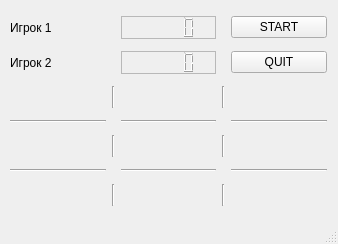
Qt form Qt_cross_zero/MainForm.ui (jokerjam-s/PY_Work_009) before a commit.
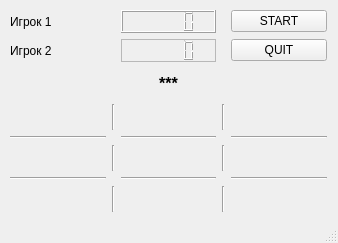
The same form after that commit.

```diff
--- a/Qt_cross_zero/MainForm.ui
+++ b/Qt_cross_zero/MainForm.ui
@@ -10,9 +10,14 @@
                 <x>0</x>
                 <y>0</y>
                 <width>338</width>
-                <height>244</height>
-            </rect>
-        </property>
+    <height>243</height>
+   </rect>
+  </property>
+  <property name="font">
+   <font>
+    <pointsize>9</pointsize>
+   </font>
+  </property>
         <property name="windowTitle">
             <string>MainWindow</string>
         </property>
@@ -27,66 +32,7 @@
                     </rect>
                 </property>
                 <layout class="QGridLayout" name="gridLayout">
-                    <item row="3" column="2">
-                        <widget class="Line" name="line_8">
-                            <property name="orientation">
-                                <enum>Qt::Horizontal</enum>
-                            </property>
-                        </widget>
-                    </item>
-                    <item row="0" column="4">
-                        <widget class="QPushButton" name="btnStart">
-                            <property name="minimumSize">
-                                <size>
-                                    <width>95</width>
-                                    <height>0</height>
-                                </size>
-                            </property>
-                            <property name="baseSize">
-                                <size>
-                                    <width>95</width>
-                                    <height>0</height>
-                                </size>
-                            </property>
-                            <property name="text">
-                                <string>START</string>
-                            </property>
-                        </widget>
-                    </item>
-                    <item row="0" column="0">
-                        <widget class="QLabel" name="label">
-                            <property name="minimumSize">
-                                <size>
-                                    <width>95</width>
-                                    <height>0</height>
-                                </size>
-                            </property>
-                            <property name="baseSize">
-                                <size>
-                                    <width>95</width>
-                                    <height>0</height>
-                                </size>
-                            </property>
-                            <property name="text">
-                                <string>Игрок 1</string>
-                            </property>
-                        </widget>
-                    </item>
-                    <item row="6" column="3">
-                        <widget class="Line" name="line_6">
-                            <property name="orientation">
-                                <enum>Qt::Vertical</enum>
-                            </property>
-                        </widget>
-                    </item>
-                    <item row="3" column="4">
-                        <widget class="Line" name="line_9">
-                            <property name="orientation">
-                                <enum>Qt::Horizontal</enum>
-                            </property>
-                        </widget>
-                    </item>
-                    <item row="2" column="0">
+     <item row="3" column="0">
                         <widget class="QPushButton" name="b00">
                             <property name="baseSize">
                                 <size>
@@ -94,6 +40,13 @@
                                     <height>300</height>
                                 </size>
                             </property>
+       <property name="font">
+        <font>
+         <pointsize>11</pointsize>
+         <weight>75</weight>
+         <bold>true</bold>
+        </font>
+       </property>
                             <property name="text">
                                 <string/>
                             </property>
@@ -105,6 +58,40 @@
                             </property>
                         </widget>
                     </item>
+     <item row="3" column="4">
+      <widget class="QPushButton" name="b02">
+       <property name="font">
+        <font>
+         <pointsize>11</pointsize>
+         <weight>75</weight>
+         <bold>true</bold>
+        </font>
+       </property>
+       <property name="text">
+        <string/>
+       </property>
+       <property name="flat">
+        <bool>true</bool>
+       </property>
+      </widget>
+     </item>
+     <item row="7" column="2">
+      <widget class="QPushButton" name="b21">
+       <property name="font">
+        <font>
+         <pointsize>11</pointsize>
+         <weight>75</weight>
+         <bold>true</bold>
+        </font>
+       </property>
+       <property name="text">
+        <string/>
+       </property>
+       <property name="flat">
+        <bool>true</bool>
+       </property>
+      </widget>
+     </item>
                     <item row="1" column="0">
                         <widget class="QLabel" name="label_2">
                             <property name="minimumSize">
@@ -124,18 +111,65 @@
                             </property>
                         </widget>
                     </item>
+     <item row="0" column="4">
+      <widget class="QPushButton" name="btnStart">
+       <property name="minimumSize">
+        <size>
+         <width>95</width>
+         <height>0</height>
+        </size>
+       </property>
+       <property name="baseSize">
+        <size>
+         <width>95</width>
+         <height>0</height>
+        </size>
+       </property>
+       <property name="text">
+        <string>START</string>
+       </property>
+      </widget>
+     </item>
                     <item row="4" column="4">
+      <widget class="Line" name="line_9">
+       <property name="orientation">
+        <enum>Qt::Horizontal</enum>
+       </property>
+      </widget>
+     </item>
+     <item row="3" column="2">
+      <widget class="QPushButton" name="b01">
+       <property name="font">
+        <font>
+         <pointsize>11</pointsize>
+         <weight>75</weight>
+         <bold>true</bold>
+        </font>
+       </property>
+       <property name="text">
+        <string/>
+       </property>
+       <property name="flat">
+        <bool>true</bool>
+       </property>
+      </widget>
+     </item>
+     <item row="5" column="3">
+      <widget class="Line" name="line_5">
+       <property name="orientation">
+        <enum>Qt::Vertical</enum>
+       </property>
+      </widget>
+     </item>
+     <item row="5" column="4">
                         <widget class="QPushButton" name="b12">
-                            <property name="text">
-                                <string/>
-                            </property>
-                            <property name="flat">
-                                <bool>true</bool>
-                            </property>
-                        </widget>
-                    </item>
-                    <item row="4" column="2">
-                        <widget class="QPushButton" name="b11">
+       <property name="font">
+        <font>
+         <pointsize>11</pointsize>
+         <weight>75</weight>
+         <bold>true</bold>
+        </font>
+       </property>
                             <property name="text">
                                 <string/>
                             </property>
@@ -144,40 +178,29 @@
                             </property>
                         </widget>
                     </item>
-                    <item row="6" column="4">
-                        <widget class="QPushButton" name="b22">
-                            <property name="text">
-                                <string/>
-                            </property>
-                            <property name="flat">
-                                <bool>true</bool>
-                            </property>
-                        </widget>
-                    </item>
-                    <item row="4" column="0">
-                        <widget class="QPushButton" name="b10">
-                            <property name="text">
-                                <string/>
-                            </property>
-                            <property name="flat">
-                                <bool>true</bool>
-                            </property>
-                        </widget>
-                    </item>
-                    <item row="2" column="3">
-                        <widget class="Line" name="line_4">
-                            <property name="orientation">
-                                <enum>Qt::Vertical</enum>
-                            </property>
-                        </widget>
-                    </item>
-                    <item row="6" column="0">
-                        <widget class="QPushButton" name="b20">
-                            <property name="text">
-                                <string/>
-                            </property>
-                            <property name="flat">
-                                <bool>true</bool>
+     <item row="1" column="2">
+      <widget class="QLCDNumber" name="cntGamer2">
+       <property name="minimumSize">
+        <size>
+         <width>95</width>
+         <height>0</height>
+        </size>
+       </property>
+       <property name="baseSize">
+        <size>
+         <width>95</width>
+         <height>0</height>
+        </size>
+       </property>
+       <property name="font">
+        <font>
+         <pointsize>9</pointsize>
+         <weight>75</weight>
+         <bold>true</bold>
+        </font>
+       </property>
+       <property name="frameShape">
+        <enum>QFrame::StyledPanel</enum>
                             </property>
                         </widget>
                     </item>
@@ -200,25 +223,70 @@
                             </property>
                         </widget>
                     </item>
-                    <item row="2" column="1">
-                        <widget class="Line" name="line">
+     <item row="7" column="4">
+      <widget class="QPushButton" name="b22">
+       <property name="font">
+        <font>
+         <pointsize>11</pointsize>
+         <weight>75</weight>
+         <bold>true</bold>
+        </font>
+       </property>
+       <property name="text">
+        <string/>
+       </property>
+       <property name="flat">
+        <bool>true</bool>
+       </property>
+      </widget>
+     </item>
+     <item row="7" column="0">
+      <widget class="QPushButton" name="b20">
+       <property name="font">
+        <font>
+         <pointsize>11</pointsize>
+         <weight>75</weight>
+         <bold>true</bold>
+        </font>
+       </property>
+       <property name="text">
+        <string/>
+       </property>
+       <property name="flat">
+        <bool>true</bool>
+       </property>
+      </widget>
+     </item>
+     <item row="4" column="2">
+      <widget class="Line" name="line_8">
+       <property name="orientation">
+        <enum>Qt::Horizontal</enum>
+       </property>
+      </widget>
+     </item>
+     <item row="3" column="3">
+      <widget class="Line" name="line_4">
                             <property name="orientation">
                                 <enum>Qt::Vertical</enum>
                             </property>
                         </widget>
                     </item>
                     <item row="6" column="2">
-                        <widget class="QPushButton" name="b21">
-                            <property name="text">
-                                <string/>
-                            </property>
-                            <property name="flat">
-                                <bool>true</bool>
+      <widget class="Line" name="line_11">
+       <property name="orientation">
+        <enum>Qt::Horizontal</enum>
+       </property>
+      </widget>
+     </item>
+     <item row="6" column="4">
+      <widget class="Line" name="line_12">
+       <property name="orientation">
+        <enum>Qt::Horizontal</enum>
                             </property>
                         </widget>
                     </item>
-                    <item row="0" column="2">
-                        <widget class="QLCDNumber" name="cntGamer1">
+     <item row="0" column="0">
+      <widget class="QLabel" name="label">
                             <property name="minimumSize">
                                 <size>
                                     <width>95</width>
@@ -231,99 +299,134 @@
                                     <height>0</height>
                                 </size>
                             </property>
-                            <property name="frameShape">
-                                <enum>QFrame::StyledPanel</enum>
+       <property name="text">
+        <string>Игрок 1</string>
                             </property>
                         </widget>
                     </item>
-                    <item row="6" column="1">
+     <item row="5" column="1">
+      <widget class="Line" name="line_2">
+       <property name="orientation">
+        <enum>Qt::Vertical</enum>
+       </property>
+      </widget>
+     </item>
+     <item row="7" column="1">
                         <widget class="Line" name="line_3">
                             <property name="orientation">
                                 <enum>Qt::Vertical</enum>
                             </property>
                         </widget>
                     </item>
-                    <item row="1" column="2">
-                        <widget class="QLCDNumber" name="cntGamer2">
-                            <property name="minimumSize">
-                                <size>
-                                    <width>95</width>
-                                    <height>0</height>
-                                </size>
-                            </property>
-                            <property name="baseSize">
-                                <size>
-                                    <width>95</width>
-                                    <height>0</height>
-                                </size>
-                            </property>
-                            <property name="frameShape">
-                                <enum>QFrame::StyledPanel</enum>
-                            </property>
-                        </widget>
-                    </item>
-                    <item row="3" column="0">
+     <item row="4" column="0">
                         <widget class="Line" name="line_7">
                             <property name="orientation">
                                 <enum>Qt::Horizontal</enum>
                             </property>
                         </widget>
                     </item>
-                    <item row="4" column="1">
-                        <widget class="Line" name="line_2">
-                            <property name="orientation">
-                                <enum>Qt::Vertical</enum>
-                            </property>
-                        </widget>
-                    </item>
-                    <item row="4" column="3">
-                        <widget class="Line" name="line_5">
-                            <property name="orientation">
-                                <enum>Qt::Vertical</enum>
-                            </property>
-                        </widget>
-                    </item>
-                    <item row="2" column="4">
-                        <widget class="QPushButton" name="b02">
-                            <property name="text">
-                                <string/>
-                            </property>
-                            <property name="flat">
-                                <bool>true</bool>
-                            </property>
-                        </widget>
-                    </item>
-                    <item row="2" column="2">
-                        <widget class="QPushButton" name="b01">
-                            <property name="text">
-                                <string/>
-                            </property>
-                            <property name="flat">
-                                <bool>true</bool>
+     <item row="0" column="2">
+      <widget class="QLCDNumber" name="cntGamer1">
+       <property name="minimumSize">
+        <size>
+         <width>95</width>
+         <height>0</height>
+        </size>
+       </property>
+       <property name="baseSize">
+        <size>
+         <width>95</width>
+         <height>0</height>
+        </size>
+       </property>
+       <property name="font">
+        <font>
+         <pointsize>9</pointsize>
+         <weight>75</weight>
+         <bold>true</bold>
+        </font>
+       </property>
+       <property name="frameShape">
+        <enum>QFrame::Box</enum>
                             </property>
                         </widget>
                     </item>
                     <item row="5" column="0">
-                        <widget class="Line" name="line_10">
-                            <property name="orientation">
-                                <enum>Qt::Horizontal</enum>
+      <widget class="QPushButton" name="b10">
+       <property name="font">
+        <font>
+         <pointsize>11</pointsize>
+         <weight>75</weight>
+         <bold>true</bold>
+        </font>
+       </property>
+       <property name="text">
+        <string/>
+       </property>
+       <property name="flat">
+        <bool>true</bool>
                             </property>
                         </widget>
                     </item>
                     <item row="5" column="2">
-                        <widget class="Line" name="line_11">
+      <widget class="QPushButton" name="b11">
+       <property name="font">
+        <font>
+         <pointsize>11</pointsize>
+         <weight>75</weight>
+         <bold>true</bold>
+        </font>
+       </property>
+       <property name="text">
+        <string/>
+       </property>
+       <property name="flat">
+        <bool>true</bool>
+       </property>
+      </widget>
+     </item>
+     <item row="7" column="3">
+      <widget class="Line" name="line_6">
                             <property name="orientation">
-                                <enum>Qt::Horizontal</enum>
+        <enum>Qt::Vertical</enum>
                             </property>
                         </widget>
                     </item>
-                    <item row="5" column="4">
-                        <widget class="Line" name="line_12">
+     <item row="3" column="1">
+      <widget class="Line" name="line">
                             <property name="orientation">
+        <enum>Qt::Vertical</enum>
+       </property>
+      </widget>
+     </item>
+     <item row="6" column="0">
+      <widget class="Line" name="line_10">
+       <property name="orientation">
                                 <enum>Qt::Horizontal</enum>
                             </property>
                         </widget>
                     </item>
+     <item row="2" column="0" colspan="5">
+      <widget class="QLabel" name="lbInfo">
+       <property name="font">
+        <font>
+         <family>Arial</family>
+         <pointsize>12</pointsize>
+         <weight>75</weight>
+         <bold>true</bold>
+        </font>
+       </property>
+       <property name="text">
+        <string>***</string>
+       </property>
+       <property name="textFormat">
+        <enum>Qt::PlainText</enum>
+       </property>
+       <property name="alignment">
+        <set>Qt::AlignCenter</set>
+       </property>
+      </widget>
+     </item>
                 </layout>
             </widget>
         </widget>
```
Lines whose indentation alone changed are shown as unchanged.
